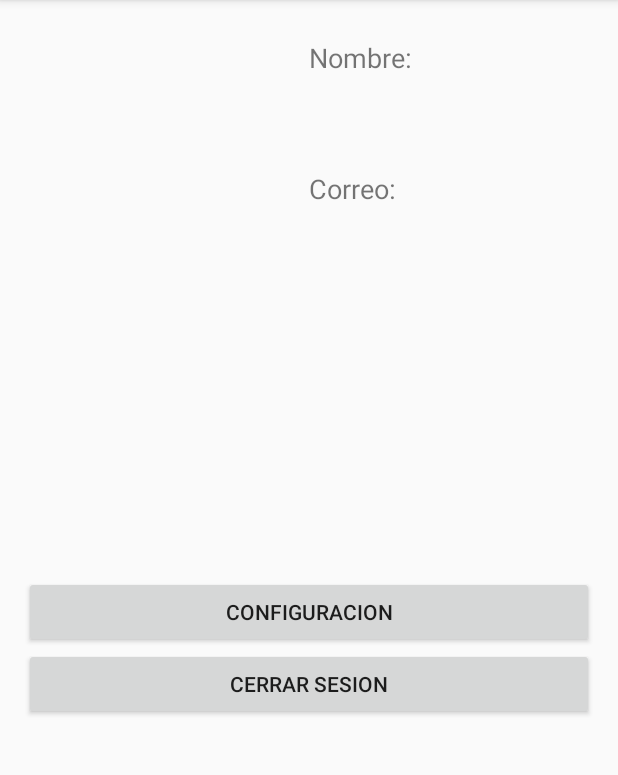
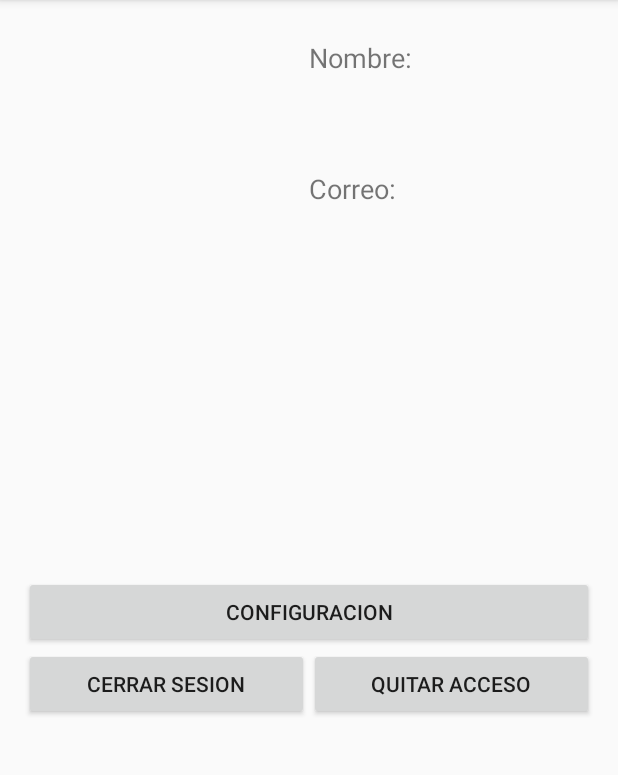
Before and after one commit to santii810/ApuntaExtra, an Android app: the PerfilActivity screen opened directly, with no data from a screen before it, on a phone screen of 412 x 824 dp, the part 84-859 px from its top. Run offline under Robolectric (Android 15) with nearby library versions, the phone set to English and light mode, and no system bars; libraries missing offline, so code that uses them is left out: com.parse; 2 statements that could not run were skipped.

Commit message:
Insertado boton de revocar acceso

```diff
--- a/app/src/main/res/layout/activity_perfil.xml
+++ b/app/src/main/res/layout/activity_perfil.xml
@@ -56,10 +56,7 @@
                     android:layout_width="match_parent"
                     android:layout_height="wrap_content"
                     android:textSize="24dp" />
-
             </LinearLayout>
-
-
         </LinearLayout>
 
         <LinearLayout
@@ -73,17 +70,28 @@
                 android:layout_height="wrap_content"
                 android:text="@string/configuracion" />
 
-            <Button
-                android:id="@+id/sign_out_button"
-                android:layout_width="fill_parent"
+            <LinearLayout
+                android:layout_width="match_parent"
                 android:layout_height="wrap_content"
-                android:layout_marginBottom="10dp"
-                android:onClick="buttonSignOutOnClick"
-                android:text="@string/cerrarSesion" />
+                android:orientation="horizontal">
 
+                <Button
+                    android:id="@+id/sign_out_button"
+                    android:layout_width="fill_parent"
+                    android:layout_height="wrap_content"
+                    android:layout_marginBottom="10dp"
+                    android:layout_weight="1"
+                    android:onClick="buttonSignOutOnClick"
+                    android:text="@string/cerrarSesion" />
 
+                <Button
+                    android:layout_width="match_parent"
+                    android:layout_height="wrap_content"
+                    android:text="@string/revokeAcces"
+                    android:onClick="buttonRevokeAccessOnClick"
+                    android:layout_weight="1" />
+            </LinearLayout>
 
         </LinearLayout>
-
     </LinearLayout>
 </RelativeLayout>
--- a/app/src/main/res/values/strings.xml
+++ b/app/src/main/res/values/strings.xml
@@ -9,4 +9,5 @@
     <string name="correo">Correo:</string>
     <string name="configuracion">Configuracion</string>
     <string name="cerrarSesion">Cerrar sesion</string>
+    <string name="revokeAcces">Quitar acceso</string>
 </resources>
```
Also changed, not shown: app/src/main/java/sgomez/ejercicios/apuntaextra/Activities/PerfilActivity.java (+14 -0 lines).
